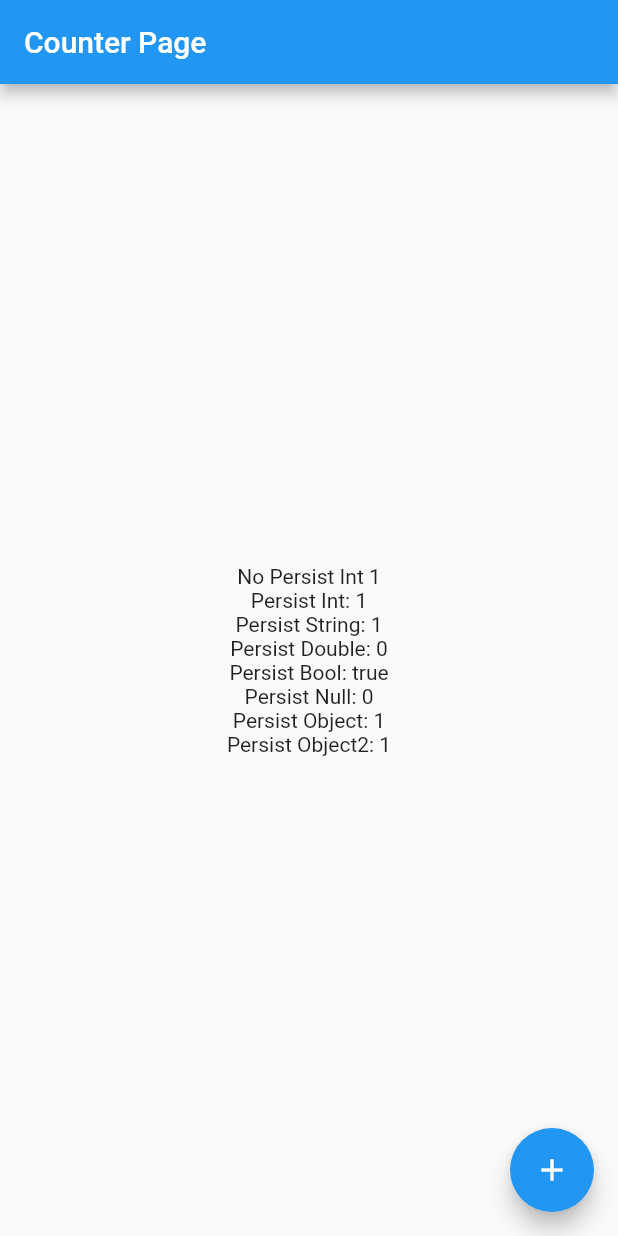
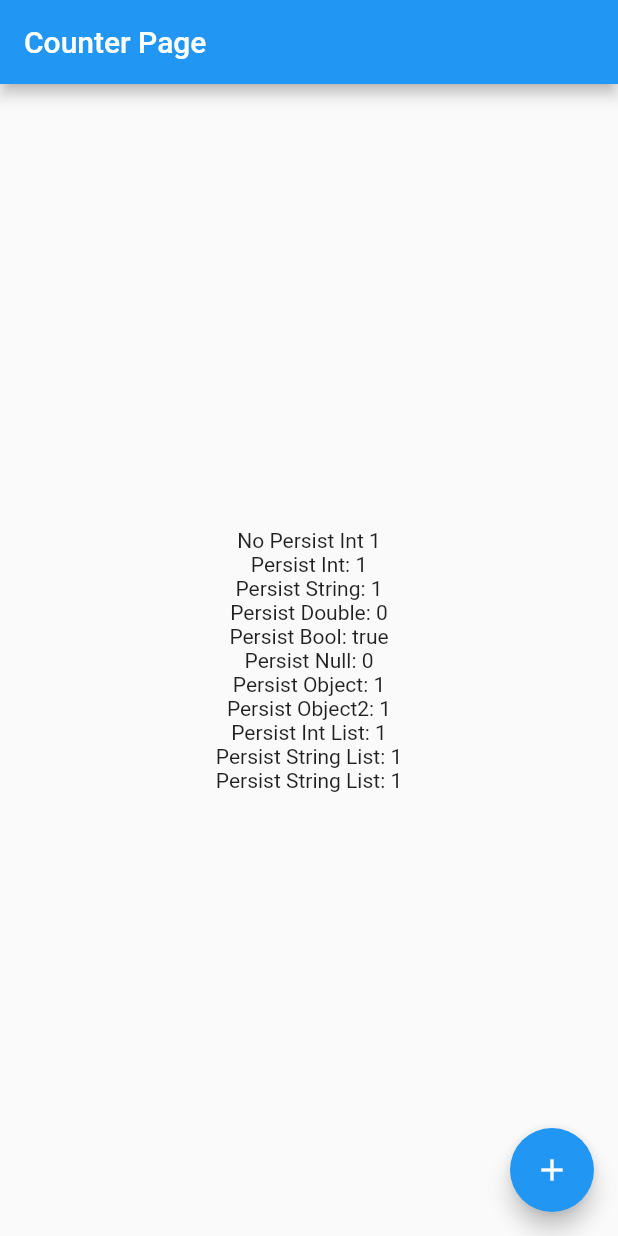
Before and after one commit to rua-flutter/get_rx_persist.dart, a Flutter app: the screen it shows after launch, after a tap on the "add" icon, on a phone screen of 412 x 824 dp. Run offline on Flutter 3.47's test engine with Material 2 defaults, Android fonts, the light colour scheme and no system bars; our stand-ins replace get, get_storage.

Commit message:
feat: support primitive list

```diff
--- a/get_rx_persist/lib/src/get_rx_extension.dart
+++ b/get_rx_persist/lib/src/get_rx_extension.dart
@@ -45,9 +45,47 @@ extension GetRxPersistExtension<T> on Rx<T> {
 
 extension GetRxPersistMapExtension<K, V> on RxMap<K, V> {}
 
-extension GetRxPersistListExtension<E> on RxList<E> {}
+extension GetRxPersistListExtension<E> on RxList<E> {
+  RxList<E> persist(
+    String key, {
+    StorageProvider? provider,
+    ItemDeserializer<E>? deserializer,
+    Serializer<E>? serializer,
+  }) {
+    // choose provider
+    final usingProvider = provider ?? GetRxPersist.defaultProvider;
+
+    // get persisted value
+    final persistValue = usingProvider.get<String>(key);
+
+    // try to restore if persisted value is not empty
+    if (persistValue != null) {
+      final json = jsonDecode(persistValue);
+
+      if (deserializer != null) {
+        value = (json as List<dynamic>).map(deserializer).cast<E>().toList();
+      } else {
+        // assert(json is T, "expect type $T receive type ${persistValue.runtimeType}");
+        value = (json as List<dynamic>).cast<E>().toList();
+      }
+    }
+
+    // persist data when value changed
+    listen((list) {
+      if (serializer != null) {
+        usingProvider.set<String>(key, jsonEncode(list.map(serializer)));
+        return;
+      }
+
+      usingProvider.set<String>(key, jsonEncode(list));
+    });
+
+    return this;
+  }
+}
 
 extension GetRxPersistSetExtension<E> on Set<E> {}
 
 typedef Deserializer<R> = R Function(Map<String, dynamic> jsonMap);
+typedef ItemDeserializer<R> = R Function(dynamic json);
 typedef Serializer<T> = Map<String, dynamic> Function(T instance);
--- a/get_rx_persist_demo/lib/page/counter_page.dart
+++ b/get_rx_persist_demo/lib/page/counter_page.dart
@@ -29,6 +29,9 @@ class CounterPage extends StatelessWidget {
               Text('Persist Null: ${counterStore.persistedNullable.value}'),
               Text('Persist Object: ${counterStore.persistedObject.value.counter}'),
               Text('Persist Object2: ${counterStore.persistedObject2.value.counter}'),
+              Text('Persist Int List: ${counterStore.persistedIntList.length}'),
+              Text('Persist String List: ${counterStore.persistedIntList.length}'),
+              Text('Persist String List: ${counterStore.persistedStringList.length}'),
             ],
           ),
         ),
--- a/get_rx_persist_demo/lib/store/counter_store.dart
+++ b/get_rx_persist_demo/lib/store/counter_store.dart
@@ -6,7 +6,6 @@ class PersistedObject {
 
   PersistedObject({this.counter = 0});
 }
-
 
 class PersistedObject2 {
   int? counter;
@@ -43,6 +42,9 @@ class CounterStore {
         deserializer: PersistedObject2.fromJson,
       );
 
+  final persistedIntList = <int>[].obs.persist('counter.persistedIntList');
+  final persistedStringList = <String>[].obs.persist('counter.persistedStringList');
+
   void increment() {
     notPersisted.value++;
     persistedInt.value++;
@@ -52,14 +54,16 @@ class CounterStore {
 
     if (persistedObject.value.counter != null) {
       persistedObject.value.counter = persistedObject.value.counter! + 1;
+      persistedObject.refresh();
     }
 
     if (persistedObject2.value.counter != null) {
       persistedObject2.value.counter = persistedObject2.value.counter! + 1;
+      persistedObject2.refresh();
     }
 
-    persistedObject.refresh();
-    persistedObject2.refresh();
+    persistedIntList.add(1);
+    persistedStringList.add('1');
   }
 
   void reset() {
@@ -70,5 +74,7 @@ class CounterStore {
     persistedNullable.value = 0;
     persistedObject.value = PersistedObject();
     persistedObject2.value = PersistedObject2();
+    persistedIntList.clear();
+    persistedStringList.clear();
   }
 }
```
Lines whose indentation alone changed are shown as unchanged.
